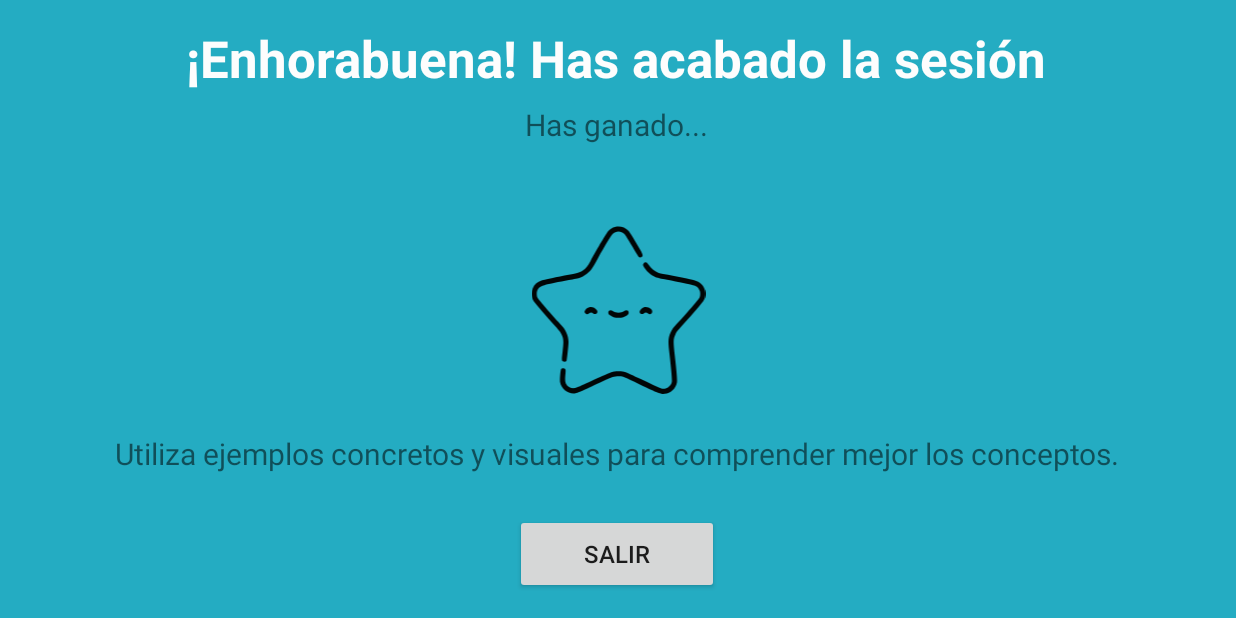
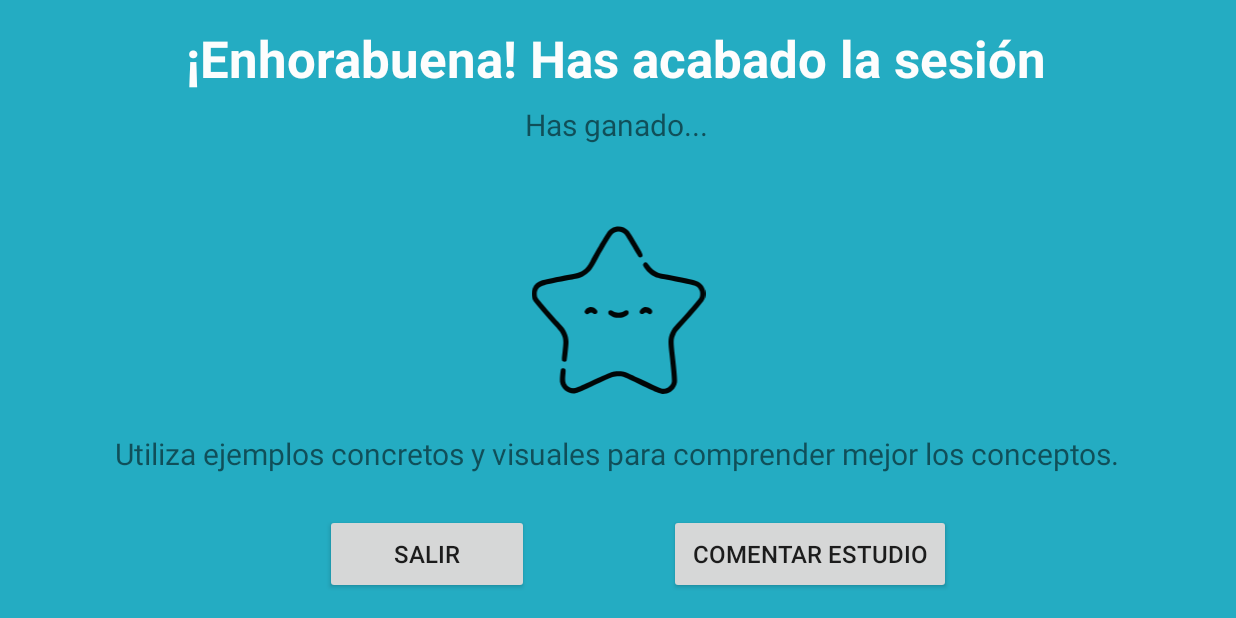
Before and after one commit to jfcaballero/HeticaAPP, an Android app: the Recompensa screen opened directly, with no data from a screen before it, on a phone screen of 824 x 412 dp (held sideways). Run offline under Robolectric (Android 15) with nearby library versions, the phone set to English and light mode, and no system bars; libraries missing offline, so code that uses them is left out: com.hetica.

Commit message:
Comentarios en recompensas
Ahora los comentarios se escriben al finalizar la sesión.

```diff
--- a/app/src/main/java/com/hetica/AutismoCordoba/Recompensa.kt
+++ b/app/src/main/java/com/hetica/AutismoCordoba/Recompensa.kt
@@ -4,6 +4,7 @@ import android.annotation.SuppressLint
 import android.content.Intent
 import androidx.appcompat.app.AppCompatActivity
 import android.os.Bundle
+import android.view.View
 import android.widget.Button
 import android.widget.ImageView
 import android.widget.TextView
@@ -31,6 +32,8 @@ class Recompensa : AppCompatActivity() {
      */
     @SuppressLint("StaticFieldLeak")
     private var recompensa: ImageView? = null
+
+    private var Comentarios: Button? = null
 
     @SuppressLint("MissingInflatedId")
     override fun onCreate(savedInstanceState: Bundle?) {
@@ -66,6 +69,14 @@ class Recompensa : AppCompatActivity() {
             finish()
         }
 
+        Comentarios = findViewById<View>(R.id.botonComentarEstudio) as Button
+        Comentarios!!.setOnClickListener {
+            val dialog = EnviarComentarios()
+            dialog.show(supportFragmentManager, "enviarComentarios")
+
+            true
+        }
+
 
 
 
--- a/app/src/main/java/com/hetica/AutismoCordoba/estadisticasDias.kt
+++ b/app/src/main/java/com/hetica/AutismoCordoba/estadisticasDias.kt
@@ -246,6 +246,7 @@ class estadisticasDias : AppCompatActivity() {
      * Función que devuelve las estadísticas de una fecha en concreto
      *
      */
+    @SuppressLint("Range")
     private fun viewData() {
         Log.e("Date Selected", yearFinal!!)
         val cursor = db!!.viewDataDias(yearFinal)
@@ -258,6 +259,8 @@ class estadisticasDias : AppCompatActivity() {
             adapter!!.notifyDataSetChanged()
             while (cursor.moveToNext()) {
                 arrayList!!.add(cursor.getString(1) + "          " + cursor.getString(3) + " minutos")
+                val fecha = cursor.getString(cursor.getColumnIndex("DATE"))
+                Log.d("Fecha","$fecha")
             }
             if (resources.configuration.screenLayout and
                     Configuration.SCREENLAYOUT_SIZE_MASK ==
--- a/app/src/main/java/com/hetica/AutismoCordoba/mayormenoractividad.kt
+++ b/app/src/main/java/com/hetica/AutismoCordoba/mayormenoractividad.kt
@@ -62,7 +62,7 @@ class mayormenoractividad : AppCompatActivity() {
         editTextYear.setText(year.toString())
 
 
-        val meses = listOf("1", "2", "3", "4", "5", "6", "7", "8", "9", "10", "11", "12")
+        val meses = listOf("01", "02", "03", "04", "05", "06", "07", "08", "09", "10", "11", "12")
         val mesActualEnFormatoString = obtenerMesActualEnFormatoString()
         val spinner: Spinner = binding.selectormes
         val adapter = ArrayAdapter(this, android.R.layout.simple_spinner_item, meses)
@@ -189,7 +189,7 @@ class mayormenoractividad : AppCompatActivity() {
     }
     private fun obtenerDiasConMinutosEnUnMesAA(db: AdminSQLiteOpenHelperStats, mes: String, anyo: String) {
         val tomorrow = SimpleDateFormat("MMddyyyy", Locale.getDefault()).format(getTomorrowDate())
-        //db.insertData("mates", tomorrow, 1)
+        //db.insertData("mates", "1032024", 1)
         //db.clearData()
         val aaChartViewmayor = findViewById<AAChartView>(R.id.aamayoractividad)
         val aaChartViewmenor = findViewById<AAChartView>(R.id.aamenoractividad)
--- a/app/src/main/res/layout/activity_recompensa.xml
+++ b/app/src/main/res/layout/activity_recompensa.xml
@@ -60,7 +60,22 @@
         android:textSize="16sp"
         app:layout_constraintBottom_toBottomOf="parent"
         app:layout_constraintEnd_toEndOf="parent"
-        app:layout_constraintHorizontal_bias="0.499"
+        app:layout_constraintHorizontal_bias="0.315"
+        app:layout_constraintStart_toStartOf="parent"
+        app:layout_constraintTop_toBottomOf="@+id/consejos"
+        app:layout_constraintVertical_bias="1.0" />
+
+    <Button
+        android:id="@+id/botonComentarEstudio"
+        android:layout_width="188dp"
+        android:layout_height="53dp"
+        android:layout_marginTop="22dp"
+        android:layout_marginBottom="16dp"
+        android:text="Comentar estudio"
+        android:textSize="16sp"
+        app:layout_constraintBottom_toBottomOf="parent"
+        app:layout_constraintEnd_toEndOf="parent"
+        app:layout_constraintHorizontal_bias="0.701"
         app:layout_constraintStart_toStartOf="parent"
         app:layout_constraintTop_toBottomOf="@+id/consejos"
         app:layout_constraintVertical_bias="1.0" />
```
Also changed, not shown: app/src/main/java/com/hetica/AutismoCordoba/AdminSQLiteOpenHelperStats.kt (+32 -9 lines), app/src/main/java/com/hetica/AutismoCordoba/TimerSimple.kt (+2 -9 lines), app/src/main/java/com/hetica/AutismoCordoba/temporizadorUnico.kt (+1 -7 lines), app/src/main/res/layout/activity_temporizador_unico.xml (+0 -13 lines), app/src/main/res/layout/activity_timer_simple.xml (+0 -11 lines).
